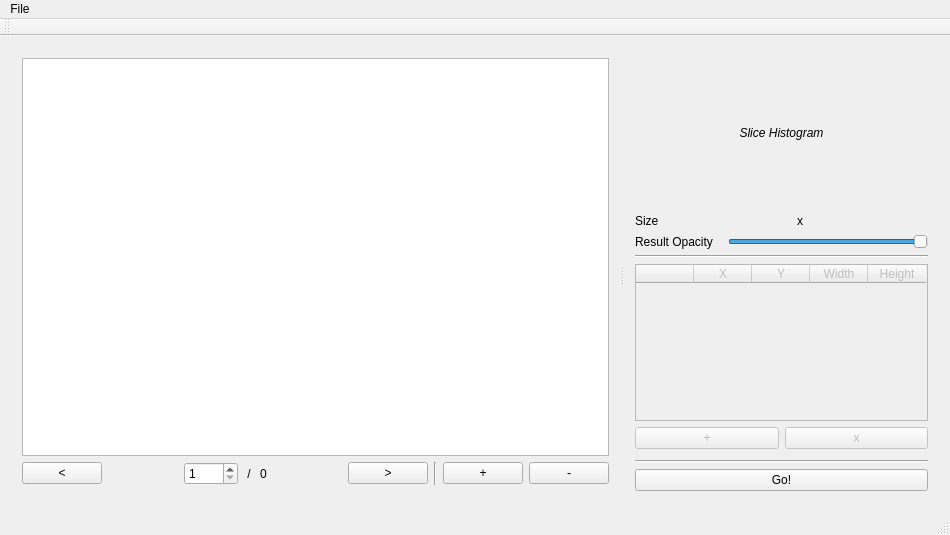
The window that mainwindow.ui (prsousa/TomSeg) describes before a commit, drawn with Qt 5.
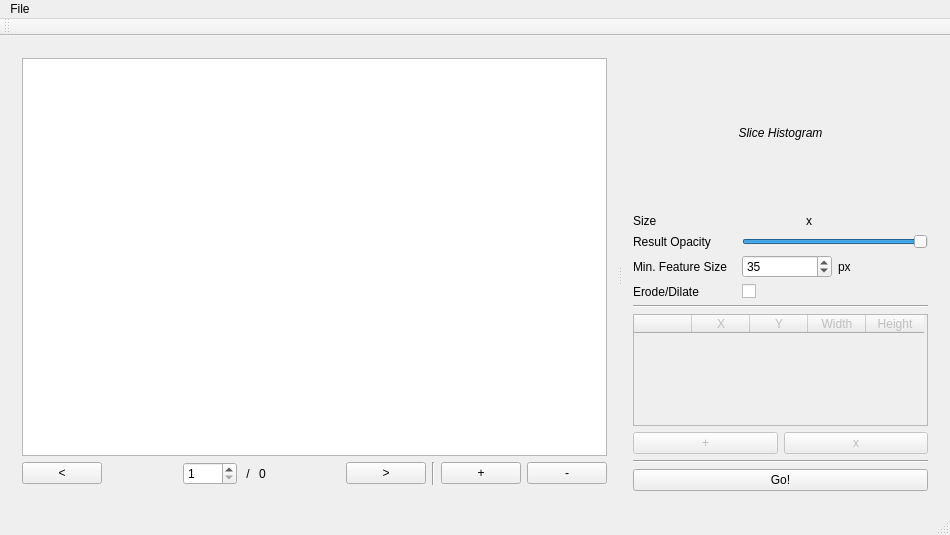
The same window after the commit.

Commit message: Allow user to define Minimum Feature Size with the GUI

The edit to the form file:
```diff
--- a/mainwindow.ui
+++ b/mainwindow.ui
@@ -254,6 +254,54 @@
             </property>
            </widget>
           </item>
+          <item row="2" column="0">
+           <widget class="QLabel" name="label_3">
+            <property name="text">
+             <string>Min. Feature Size</string>
+            </property>
+           </widget>
+          </item>
+          <item row="3" column="0">
+           <widget class="QLabel" name="label_4">
+            <property name="text">
+             <string>Erode/Dilate</string>
+            </property>
+           </widget>
+          </item>
+          <item row="3" column="1">
+           <widget class="QCheckBox" name="morphologicalCheckBox">
+            <property name="text">
+             <string/>
+            </property>
+           </widget>
+          </item>
+          <item row="2" column="1">
+           <layout class="QHBoxLayout" name="horizontalLayout_4">
+            <item>
+             <widget class="QSpinBox" name="minimumFeatureSizeSpinBox">
+              <property name="minimum">
+               <number>15</number>
+              </property>
+              <property name="maximum">
+               <number>150</number>
+              </property>
+              <property name="singleStep">
+               <number>5</number>
+              </property>
+              <property name="value">
+               <number>35</number>
+              </property>
+             </widget>
+            </item>
+            <item>
+             <widget class="QLabel" name="label_5">
+              <property name="text">
+               <string>px</string>
+              </property>
+             </widget>
+            </item>
+           </layout>
+          </item>
          </layout>
         </item>
         <item>
```
The commit also changes 8 other files.
